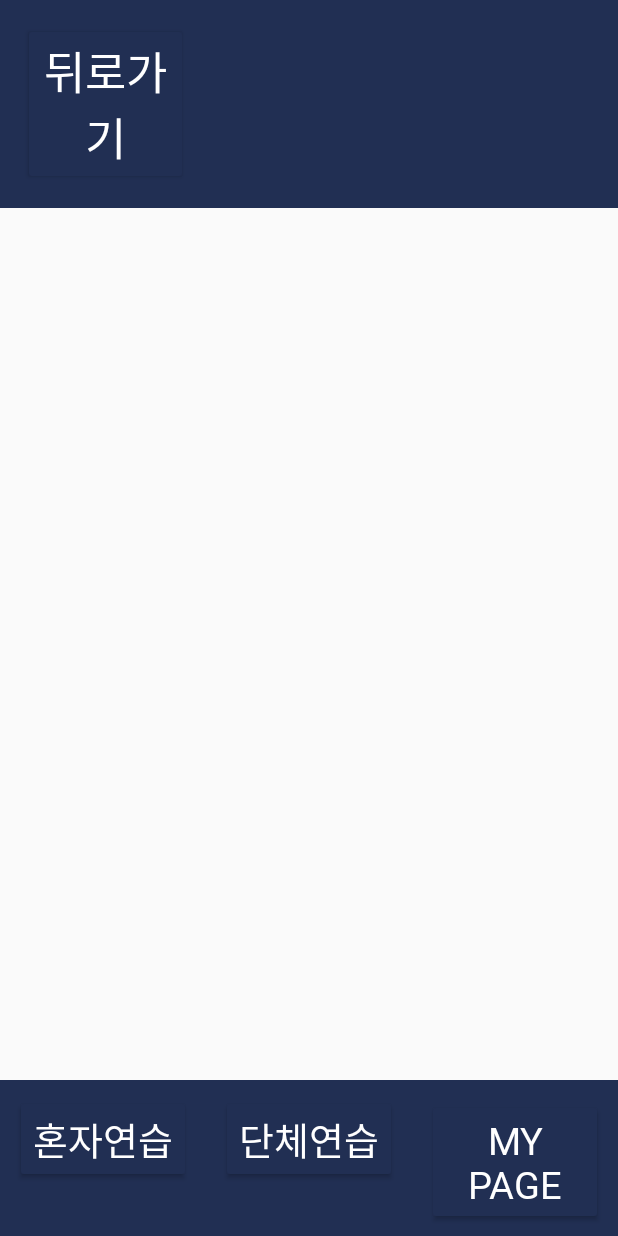
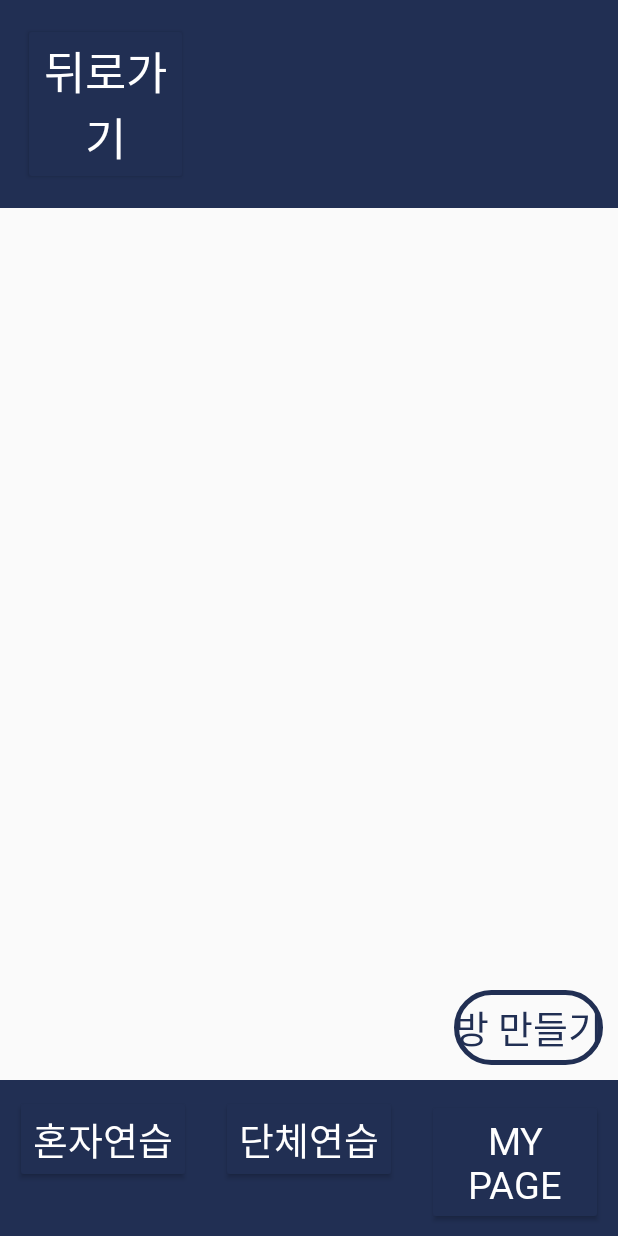
Before and after one commit to ahramlee92/typingGame, an Android app: the GroupWatingActivity screen opened directly, with no data from a screen before it, on a phone screen of 412 x 824 dp. Run offline under Robolectric (Android 15) with nearby library versions, the phone set to English and light mode, and no system bars.

Commit message:
단체연습/방 만들기 버튼 추가(버튼 이름: making_room_btn)

```diff
--- /dev/null
+++ b/app/src/main/res/drawable/button_design2.xml
@@ -0,0 +1,12 @@
+<?xml version="1.0" encoding="utf-8"?>
+<shape xmlns:android="http://schemas.android.com/apk/res/android"
+    android:shape="rectangle">
+
+    <stroke
+        android:width="3dp"
+        android:color="#212f53" />
+    <size
+        android:width="50dp"
+        android:height="50dp" />
+    <corners android:radius="50dp" />
+</shape>
--- a/app/src/main/res/layout/activity_group_wating.xml
+++ b/app/src/main/res/layout/activity_group_wating.xml
@@ -43,14 +43,40 @@
             android:layout_width="match_parent"
             android:layout_height="match_parent"
             android:gravity="center"
-            android:paddingTop="290dp"
-            android:paddingBottom="280dp"
+            android:paddingTop="250dp"
+            android:paddingBottom="250dp"
             android:orientation="vertical">
-
 
 
         </LinearLayout>
     </ScrollView>
+    <LinearLayout
+        android:layout_width="match_parent"
+        android:layout_height="wrap_content"
+        android:orientation="vertical">
+
+
+        <LinearLayout
+            android:layout_width="match_parent"
+            android:layout_height="match_parent"
+            android:layout_gravity="bottom"
+            android:gravity="right">
+
+            <Button
+                android:id="@+id/making_room_btn"
+                android:background="@drawable/button_design2"
+                android:layout_width="wrap_content"
+                android:layout_height="wrap_content"
+                android:gravity="center"
+                android:layout_marginRight="10dp"
+                android:layout_marginBottom="10dp"
+                android:textColor="#212f53"
+                android:fontFamily="@font/nrnr"
+                android:text="방 만들기"
+                android:textSize="25sp" />
+
+        </LinearLayout>
+
 
         <LinearLayout
             android:layout_width="match_parent"
@@ -97,3 +123,5 @@
         </LinearLayout>
 
     </LinearLayout>
+
+</LinearLayout>
```
Lines whose indentation alone changed are shown as unchanged.
